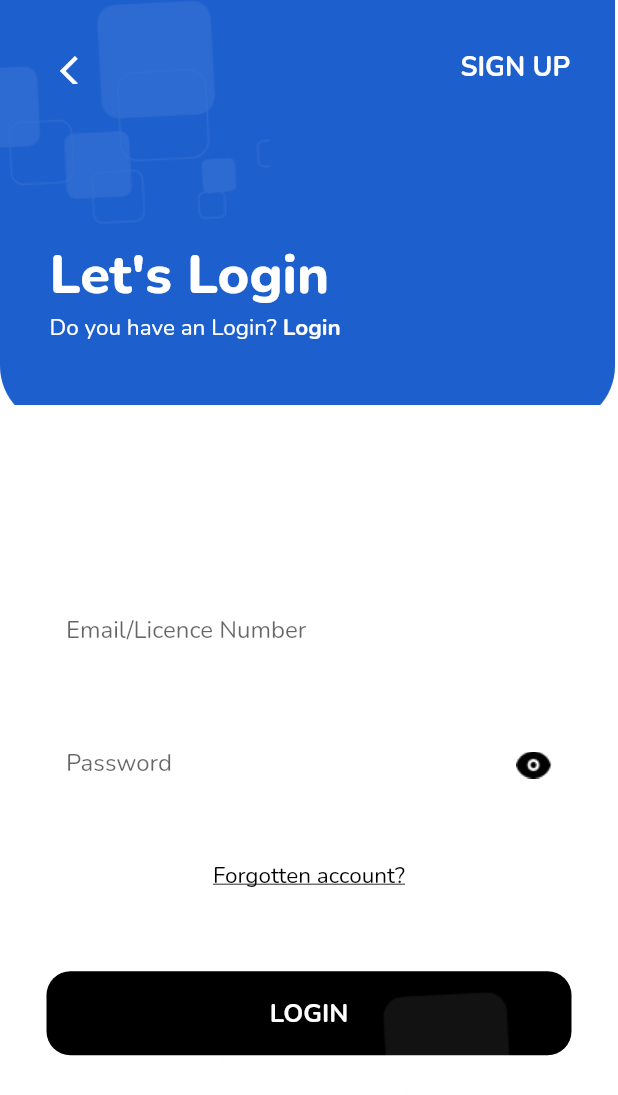
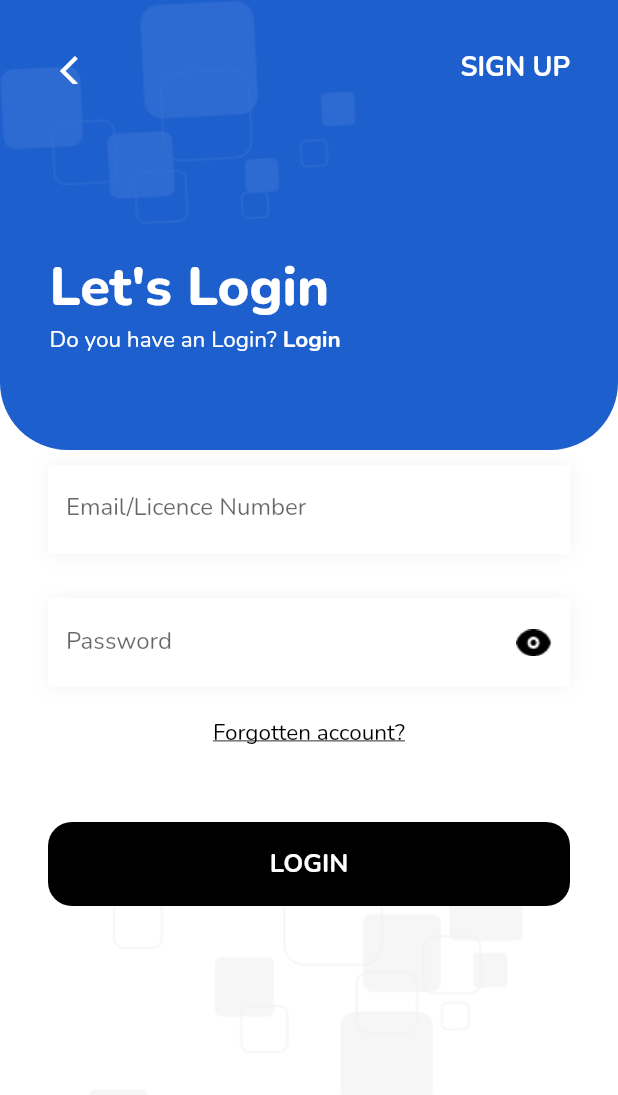
Before and after one commit to Nandani-concetto/iguard, a Flutter app: the screen it shows after launch, on a phone screen of 412 x 824 dp. Shown: the top 1095 px of the screen. Run offline on Flutter 3.47's test engine with Material 2 defaults, Android fonts, the phone set to English and light mode, and no system bars.

Commit message:
Code is not Done

```diff
--- a/lib/main.dart
+++ b/lib/main.dart
@@ -15,25 +15,27 @@ class _MyappState extends State<Myapp> {
     return  Scaffold(
       backgroundColor: Colors.white,
       appBar: PreferredSize(
-        preferredSize: Size.fromHeight(270.0),
+        preferredSize: Size.fromHeight(300.0),
         child: AppBar(
           backgroundColor: Colors.white,
           elevation: 0,
-          flexibleSpace: Stack(
+          flexibleSpace: ClipRRect(
+            borderRadius: BorderRadius.vertical(top: Radius.zero ,bottom: Radius.circular(45)),
+            child: Stack(
               children: [
-
                 Image(
-                image: AssetImage("assets/images/Rectangle 1@3x.png"),
+                  image: AssetImage("assets/images/Rectangle 1.png"),
                   fit: BoxFit.cover,
-                height: 400,
-                width: 410 ,
+                  height: 300,
+                  width: 414,
                 ),
                 Image(image: AssetImage("assets/images/Layer 6.png"),
                   fit: BoxFit.cover,
                   height: 150,
-                width: 180,
+                  //width: 180,
                 ),
               ],
+            ),
           ),
           leading: Padding(
             padding: const EdgeInsets.only(top: 27.0,left: 32),
@@ -62,10 +64,10 @@ class _MyappState extends State<Myapp> {
           ],
 
           bottom: PreferredSize(
-            preferredSize: Size.fromHeight(49.0),
+            preferredSize: Size.fromHeight(0),
             child: Container(
               alignment: Alignment.centerLeft,
-              padding: EdgeInsets.only(bottom:41.58,left:33),
+              padding: EdgeInsets.only(bottom:63.58,left:33),
               child: Column(
                 mainAxisAlignment: MainAxisAlignment.start,
                 crossAxisAlignment: CrossAxisAlignment.start,
@@ -115,12 +117,13 @@ class _MyappState extends State<Myapp> {
               child: Column(
                 children: <Widget>[
                   Padding(
-                      padding: EdgeInsets.only(top:68,left: 32,right: 32),
+                      padding: EdgeInsets.only(top:10,left: 32,right: 32),
                     child: Container(
                       decoration: BoxDecoration(
+                        color: Colors.white,
                         boxShadow: [
                           BoxShadow(
-                            color: Colors.white,
+                            color: Color(0x0D000000),
                             //spreadRadius: 10,
                             blurRadius: 10,
                           )
@@ -145,16 +148,15 @@ class _MyappState extends State<Myapp> {
                    Column(
                      children: [
                        Padding(
-                        padding: EdgeInsets.only(
-                            left: 32, right: 32, top: 30, bottom: 20,
-                        ),
+                        padding: EdgeInsets.only(top: 30,left: 32, right: 32),
                          child: Container(
-                           decoration: BoxDecoration(
+                           decoration: const BoxDecoration(
+                             color: Colors.white,
                              boxShadow: [
                                BoxShadow(
-                                 color: Colors.white,
+                                 color: Color(0x0D000000),
                                  blurRadius: 10,
-                               )
+                               ),
                              ]
                            ),
                            child: TextField(
@@ -193,6 +195,8 @@ class _MyappState extends State<Myapp> {
                    ),
                   FlatButton(
                     onPressed: () {},
+                    child: Padding(
+                      padding: const EdgeInsets.only(top: 20,bottom: 50),
                       child: Text(
                         'Forgotten account?',
                         style: TextStyle(
@@ -204,16 +208,12 @@ class _MyappState extends State<Myapp> {
                         ),
                       ),
                     ),
+                  ),
 
                   Stack(
                     children: [
-                      Image(image: AssetImage("assets/images/Layer 6.png"),
-                        fit: BoxFit.cover,
-                        //height: 150,
-                        //width: 180,
-                      ),
                       Padding(
-                        padding: const EdgeInsets.only(top: 40),
+                        padding: const EdgeInsets.only(left:32,right:32,bottom: 72),
                         child: Container(height: 56,
                           width: 350,
                           decoration: BoxDecoration(
@@ -234,17 +234,28 @@ class _MyappState extends State<Myapp> {
 
                         ),
                       ),
-                    ],
+                      Align(
+                        alignment: Alignment.bottomRight,
+                        child: Container(
+                          //color: Colors.black,
+                          margin: const EdgeInsets.only(left:33.6,top:40.95),
+                          child: (Image.asset("assets/images/Layer 6_1.png",
+                            fit: BoxFit.cover,
+                            color: Colors.black,
+                            height: 416.51,
+                            width: 550.68,
+                          )),
+                        ),
+                      )
+                    ]
+
                   ),
                 ],
 
               ),
             ),
           ),
-          Align(
-            alignment: Alignment.bottomRight,
-            child: (Image(image: AssetImage("assets/images/Layer 6.png"))),
-          )
+
         ],
       ),
     );
--- a/pubspec.yaml
+++ b/pubspec.yaml
@@ -65,6 +65,7 @@ flutter:
     - assets/images/Rectangle 1.png
     - assets/images/Rectangle 1@3x.png
     - assets/images/Layer 6.png
+    - assets/images/Layer 6_1.png
     - assets/images/eye-alt.png
   #   - images/a_dot_ham.jpeg
 
```
Also changed, not shown: assets/images/Layer 6_1.png (added). Lines whose indentation alone changed are shown as unchanged.
